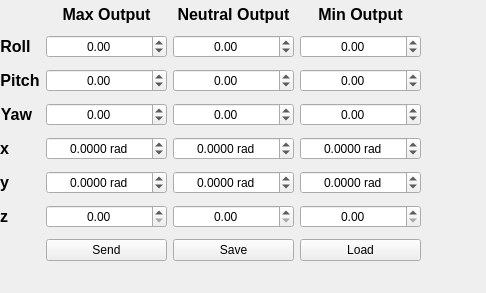
Qt form gcs/ui/parametercontrol.ui (lijian8/ahns10) before a commit.
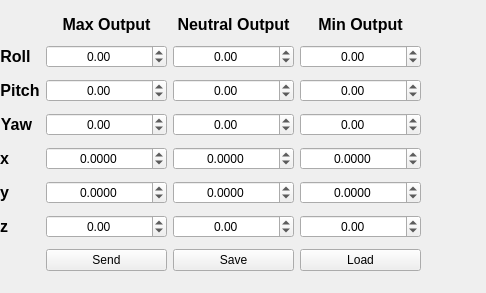
The same form after that commit.

The edit to the form file:
```diff
--- a/gcs/ui/parametercontrol.ui
+++ b/gcs/ui/parametercontrol.ui
@@ -29,7 +29,7 @@
    <property name="geometry">
     <rect>
      <x>0</x>
-     <y>0</y>
+     <y>10</y>
      <width>421</width>
      <height>271</height>
     </rect>
@@ -403,7 +403,7 @@
        <set>Qt::AlignCenter</set>
       </property>
       <property name="suffix">
-       <string> rad</string>
+       <string/>
       </property>
       <property name="decimals">
        <number>4</number>
@@ -425,7 +425,7 @@
        <set>Qt::AlignCenter</set>
       </property>
       <property name="suffix">
-       <string> rad</string>
+       <string/>
       </property>
       <property name="decimals">
        <number>4</number>
@@ -447,7 +447,7 @@
        <set>Qt::AlignCenter</set>
       </property>
       <property name="suffix">
-       <string> rad</string>
+       <string/>
       </property>
       <property name="decimals">
        <number>4</number>
@@ -469,7 +469,7 @@
        <set>Qt::AlignCenter</set>
       </property>
       <property name="suffix">
-       <string> rad</string>
+       <string/>
       </property>
       <property name="decimals">
        <number>4</number>
@@ -491,7 +491,7 @@
        <set>Qt::AlignCenter</set>
       </property>
       <property name="suffix">
-       <string> rad</string>
+       <string/>
       </property>
       <property name="decimals">
        <number>4</number>
@@ -519,10 +519,10 @@
        <number>2</number>
       </property>
       <property name="minimum">
-       <double>0.000000000000000</double>
+       <double>-500.000000000000000</double>
       </property>
       <property name="maximum">
-       <double>1000.000000000000000</double>
+       <double>500.000000000000000</double>
       </property>
       <property name="singleStep">
        <double>0.250000000000000</double>
@@ -541,10 +541,10 @@
        <number>2</number>
       </property>
       <property name="minimum">
-       <double>0.000000000000000</double>
+       <double>-500.000000000000000</double>
       </property>
       <property name="maximum">
-       <double>1000.000000000000000</double>
+       <double>500.000000000000000</double>
       </property>
       <property name="singleStep">
        <double>0.250000000000000</double>
@@ -563,10 +563,10 @@
        <number>2</number>
       </property>
       <property name="minimum">
-       <double>0.000000000000000</double>
+       <double>-500.000000000000000</double>
       </property>
       <property name="maximum">
-       <double>127.000000000000000</double>
+       <double>500.000000000000000</double>
       </property>
       <property name="singleStep">
        <double>0.250000000000000</double>
@@ -619,7 +619,7 @@
        <set>Qt::AlignCenter</set>
       </property>
       <property name="suffix">
-       <string> rad</string>
+       <string/>
       </property>
       <property name="decimals">
        <number>4</number>
```
Left out of the diff: 36 changed lines with no effect on the pictures.
